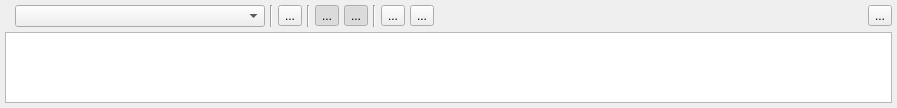
Qt form Gems/ScriptCanvas/Code/Editor/View/Widgets/LoggingPanel/LoggingWindowSession.ui (accesspointmg/org.o3de.repo.scriptcanvas) before a commit.
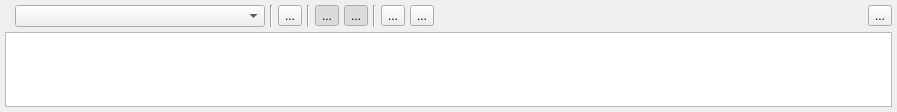
The same form after that commit. Icons and pictures are not drawn. Custom widgets are drawn as their Qt base class.

```diff
--- a/Gems/ScriptCanvas/Code/Editor/View/Widgets/LoggingPanel/LoggingWindowSession.ui
+++ b/Gems/ScriptCanvas/Code/Editor/View/Widgets/LoggingPanel/LoggingWindowSession.ui
@@ -7,7 +7,7 @@
     <x>0</x>
     <y>0</y>
     <width>897</width>
-    <height>108</height>
+    <height>112</height>
    </rect>
   </property>
   <property name="windowTitle">
```
Left out of the diff: 9 changed lines with no effect on the pictures.
